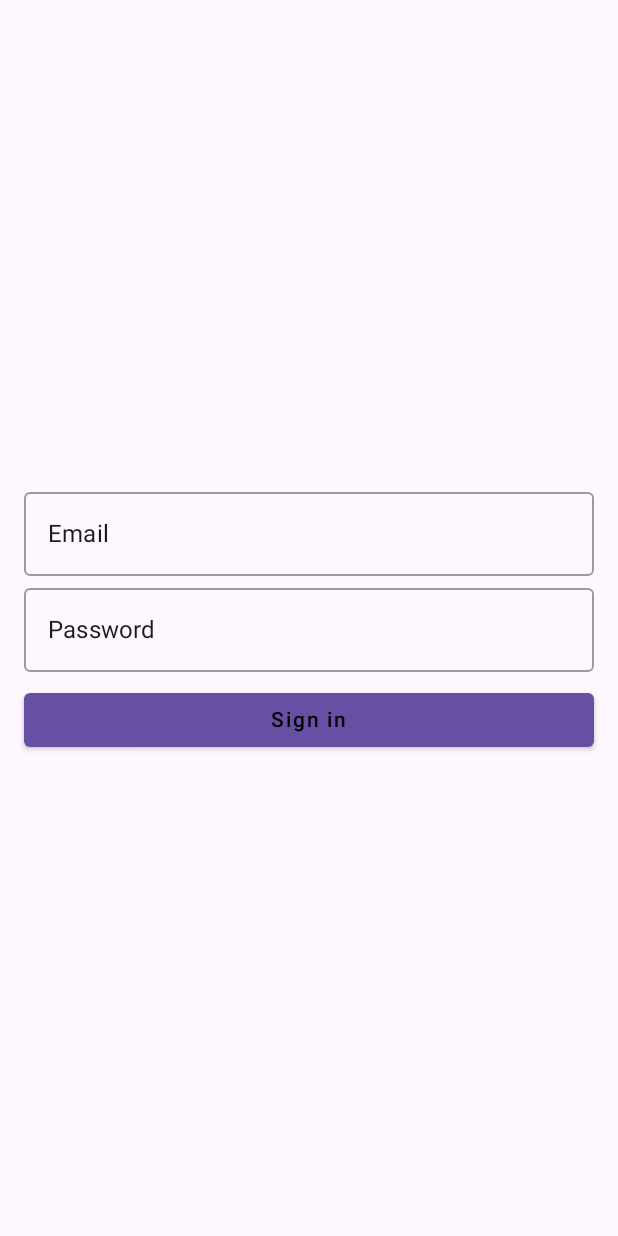
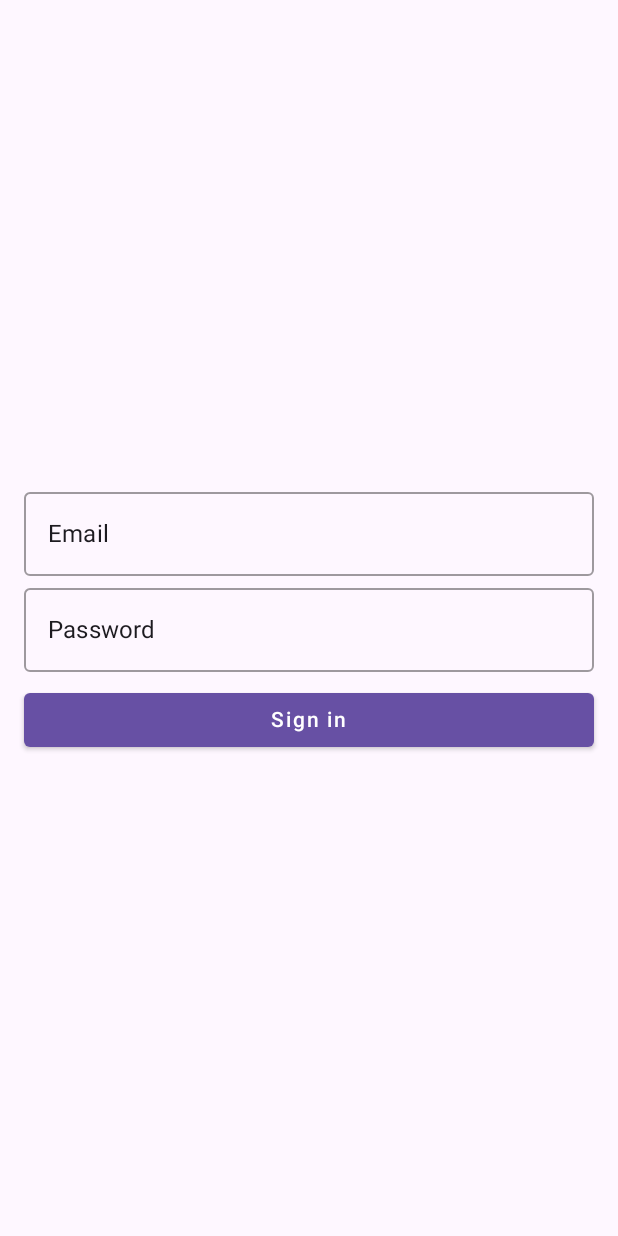
Before and after one commit to sina-ashtari/Clever_Capitalist, an Android app built with Jetpack Compose: the screen it shows after launch (MainActivity), after a tap on "I Already Have an Account", on a phone screen of 412 x 824 dp. Run offline under Robolectric (Android 15) with nearby library versions, the light colour scheme and no system bars; our stand-ins replace Dagger/Hilt's generated code, Firebase (no records; nobody signed in at launch, a user with empty details on screens opened directly), livedata-compose.

Commit message:
fix : UI FIX

```diff
--- a/app/src/main/java/xyz/sina/clevercapitalist/view/authenticationView/SignInView.kt
+++ b/app/src/main/java/xyz/sina/clevercapitalist/view/authenticationView/SignInView.kt
@@ -36,9 +36,6 @@ fun SignInView(navController: NavHostController) {
 
     val signInState by viewModel.signInState.observeAsState()
 
-    val email = remember{ mutableStateOf("") }
-    val password = remember{ mutableStateOf("") }
-
     val scope = rememberCoroutineScope()
     val snackBarHostState = remember {
         SnackbarHostState()
@@ -51,13 +48,13 @@ fun SignInView(navController: NavHostController) {
             .fillMaxSize()
             .padding(innerPadding), verticalArrangement = Arrangement.Center, horizontalAlignment = Alignment.CenterHorizontally){
 
-            OutlinedTextField(modifier = Modifier.fillMaxWidth().padding(start = 16.dp, end = 16.dp), value = email.value, onValueChange = {email.value = it} , label = {
+            OutlinedTextField(modifier = Modifier.fillMaxWidth().padding(start = 16.dp, end = 16.dp), singleLine = true, value = viewModel.email, onValueChange = viewModel::changeEmail , label = {
                 Text(text = "Email", color = MaterialTheme.colorScheme.onBackground)})
-            OutlinedTextField(modifier = Modifier.fillMaxWidth().padding(start = 16.dp, end = 16.dp), value = password.value, onValueChange = {password.value = it} , visualTransformation = PasswordVisualTransformation() , label = {
+            OutlinedTextField(modifier = Modifier.fillMaxWidth().padding(start = 16.dp, end = 16.dp),  singleLine = true, value = viewModel.password , onValueChange = viewModel::changePassword , visualTransformation = PasswordVisualTransformation() , label = {
                 Text(text = "Password", color = MaterialTheme.colorScheme.onBackground)})
             Spacer(modifier = Modifier.height(8.dp))
-            Button(modifier = Modifier.fillMaxWidth().padding(start = 16.dp, end = 16.dp),colors = androidx.compose.material.ButtonDefaults.buttonColors(MaterialTheme.colorScheme.primary),onClick = { viewModel.signIn(email = email.value , password = password.value) }) {
-                Text("Sign in")
+            Button(modifier = Modifier.fillMaxWidth().padding(start = 16.dp, end = 16.dp),colors = androidx.compose.material.ButtonDefaults.buttonColors(MaterialTheme.colorScheme.primary),onClick = { viewModel.signIn(email = viewModel.email , password = viewModel.password) }) {
+                Text(text ="Sign in", color = MaterialTheme.colorScheme.onPrimary)
             }
         }
 
--- a/app/src/main/java/xyz/sina/clevercapitalist/viewModel/authentication/SignInViewModel.kt
+++ b/app/src/main/java/xyz/sina/clevercapitalist/viewModel/authentication/SignInViewModel.kt
@@ -1,5 +1,8 @@
 package xyz.sina.clevercapitalist.viewModel.authentication
 
+import androidx.compose.runtime.getValue
+import androidx.compose.runtime.mutableStateOf
+import androidx.compose.runtime.setValue
 import androidx.lifecycle.MutableLiveData
 import androidx.lifecycle.ViewModel
 import androidx.lifecycle.viewModelScope
@@ -18,6 +21,13 @@ class SignInViewModel @Inject constructor(
     private val _signInState = MutableLiveData<Result<FirebaseUser?>>()
     val signInState : MutableLiveData<Result<FirebaseUser?>> = _signInState
 
+    var password by mutableStateOf("")
+        private set
+    var email by  mutableStateOf("")
+        private set
+
+    fun changePassword(value : String) = run { password = value }
+    fun changeEmail(value : String) = run { email = value }
 
 
     fun signIn(email : String , password : String){
```
